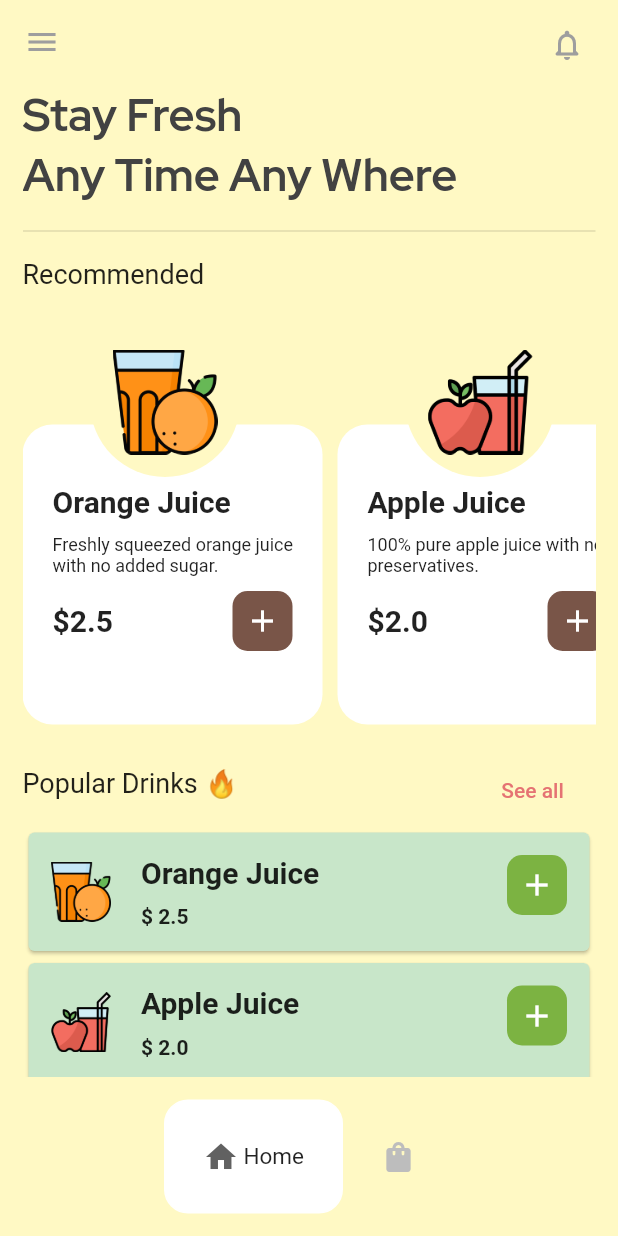
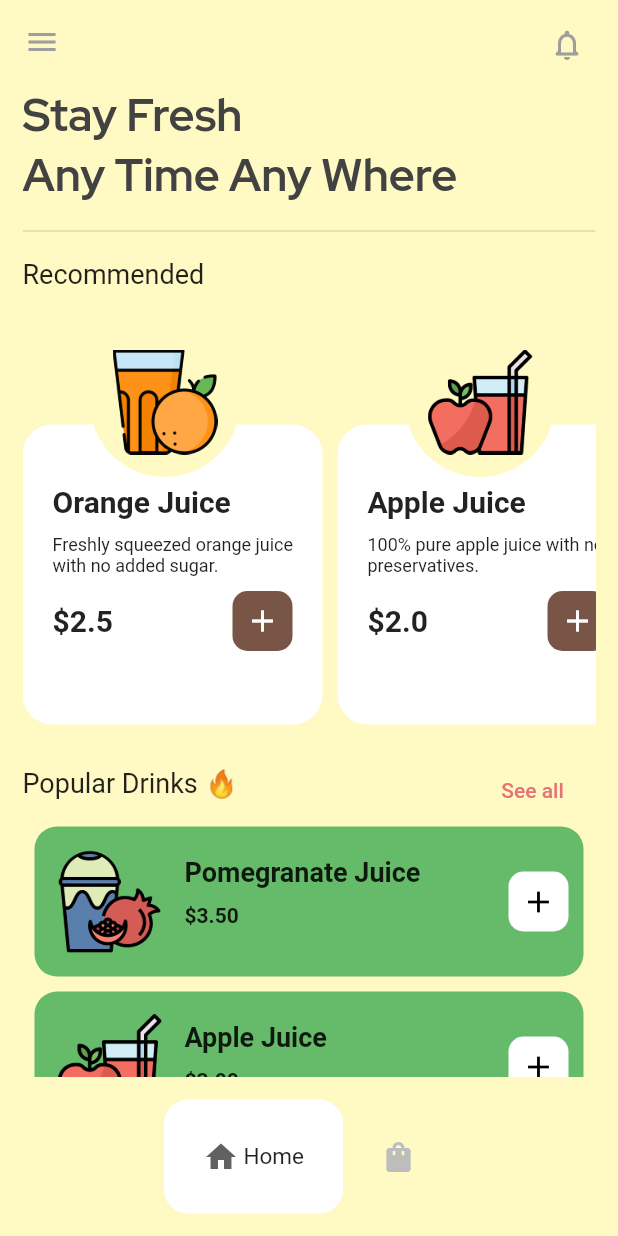
Before and after one commit to Saon00/juice-bar, a Flutter app: the screen it shows after launch, on a phone screen of 412 x 824 dp. Run offline on Flutter 3.47's test engine with Material 2 defaults, Android fonts, the phone set to English and light mode, and no system bars; drawn by our look-alikes of google_nav_bar; our stand-ins replace flutter_svg, get, google_fonts; Roboto replaces fonts that are missing (Ubuntu).

Commit message:
popular drinks widget fixed

```diff
--- a/lib/screens/display_screen.dart
+++ b/lib/screens/display_screen.dart
@@ -14,7 +14,7 @@ class DisplayScreen extends StatefulWidget {
 class _DisplayScreenState extends State<DisplayScreen> {
   @override
   void initState() {
-    Future.delayed(const Duration(seconds: 3))
+    Future.delayed(const Duration(seconds: 0))
         .then((value) => Get.to(() => const MainNavScreen()));
     super.initState();
   }
--- a/lib/screens/home_screen.dart
+++ b/lib/screens/home_screen.dart
@@ -5,6 +5,7 @@ import 'package:flutter/services.dart';
 import 'package:get/get.dart';
 import 'package:google_fonts/google_fonts.dart';
 import 'package:juicebar/screens/see_all_screen.dart';
+import 'package:juicebar/widgets/popular_widgets.dart';
 
 import '../widgets/recommended_widgets.dart';
 
@@ -121,86 +122,88 @@ class _HomeScreenState extends State<HomeScreen> {
                 ],
               ),
 
-              SingleChildScrollView(
-                scrollDirection: Axis.vertical,
-                child: ListView.builder(
-                    shrinkWrap: true,
-                    scrollDirection: Axis.vertical,
-                    itemCount: _list.length ~/ 2,
-                    itemBuilder: (context, index) {
-                      return Card(
-                        color: Colors.green.shade100,
-                        child: Padding(
-                          padding: const EdgeInsets.all(15.0),
-                          child: Row(
-                            crossAxisAlignment: CrossAxisAlignment.start,
-                            mainAxisAlignment: MainAxisAlignment.spaceBetween,
-                            children: [
-                              Row(
-                                children: [
-                                  SizedBox(
-                                    height: 40,
-                                    child:
-                                        Image.asset(_list[index]['imagePath']),
-                                  ),
-                                  const SizedBox(width: 20),
-                                  Column(
-                                    crossAxisAlignment:
-                                        CrossAxisAlignment.start,
-                                    children: [
-                                      // name
-                                      Text(
-                                        _list[index]['juiceName'],
-                                        style: GoogleFonts.ubuntu(
-                                            fontSize: 20,
-                                            fontWeight: FontWeight.bold),
-                                      ),
-                                      const SizedBox(
-                                        height: 10,
-                                      ),
+              const PopularWidgets()
 
-                                      // price
-                                      Row(
-                                        children: [
-                                          Text(
-                                            '\$ ${_list[index]['price'].toString()}',
-                                            style: GoogleFonts.ubuntu(
-                                                fontWeight: FontWeight.bold),
-                                          ),
+              // SingleChildScrollView(
+              //   scrollDirection: Axis.vertical,
+              //   child: ListView.builder(
+              //       shrinkWrap: true,
+              //       scrollDirection: Axis.vertical,
+              //       itemCount: _list.length ~/ 2,
+              //       itemBuilder: (context, index) {
+              //         return Card(
+              //           color: Colors.green.shade100,
+              //           child: Padding(
+              //             padding: const EdgeInsets.all(15.0),
+              //             child: Row(
+              //               crossAxisAlignment: CrossAxisAlignment.start,
+              //               mainAxisAlignment: MainAxisAlignment.spaceBetween,
+              //               children: [
+              //                 Row(
+              //                   children: [
+              //                     SizedBox(
+              //                       height: 40,
+              //                       child:
+              //                           Image.asset(_list[index]['imagePath']),
+              //                     ),
+              //                     const SizedBox(width: 20),
+              //                     Column(
+              //                       crossAxisAlignment:
+              //                           CrossAxisAlignment.start,
+              //                       children: [
+              //                         // name
+              //                         Text(
+              //                           _list[index]['juiceName'],
+              //                           style: GoogleFonts.ubuntu(
+              //                               fontSize: 20,
+              //                               fontWeight: FontWeight.bold),
+              //                         ),
+              //                         const SizedBox(
+              //                           height: 10,
+              //                         ),
 
-                                          // how much sales
-                                          // Text(
-                                          //   '(542)',
-                                          //   style: GoogleFonts.ubuntu(),
-                                          // ),
-                                        ],
-                                      ),
-                                    ],
-                                  ),
-                                ],
-                              ),
-                              Container(
-                                height: 40,
-                                width: 40,
-                                decoration: BoxDecoration(
-                                    borderRadius: BorderRadius.circular(10),
-                                    color: Colors.lightGreen.shade600),
-                                child: IconButton(
-                                  icon: const Icon(
-                                    Icons.add,
-                                    color: Colors.white,
-                                  ),
-                                  onPressed: () => {},
-                                ),
-                              )
-                            ],
-                          ),
+              //                         // price
+              //                         Row(
+              //                           children: [
+              //                             Text(
+              //                               '\$${_list[index]['price'].toString()}',
+              //                               style: GoogleFonts.ubuntu(
+              //                                   fontWeight: FontWeight.bold),
+              //                             ),
 
-                          // child: Text(_list[index]['juiceName']),
-                        ),
-                      );
-                    }),
-              ),
+              //                             // how much sales
+              //                             // Text(
+              //                             //   '(542)',
+              //                             //   style: GoogleFonts.ubuntu(),
+              //                             // ),
+              //                           ],
+              //                         ),
+              //                       ],
+              //                     ),
+              //                   ],
+              //                 ),
+              //                 Container(
+              //                   height: 40,
+              //                   width: 40,
+              //                   decoration: BoxDecoration(
+              //                       borderRadius: BorderRadius.circular(10),
+              //                       color: Colors.lightGreen.shade600),
+              //                   child: IconButton(
+              //                     icon: const Icon(
+              //                       Icons.add,
+              //                       color: Colors.white,
+              //                     ),
+              //                     onPressed: () => {},
+              //                   ),
+              //                 )
+              //               ],
+              //             ),
+
+              //             // child: Text(_list[index]['juiceName']),
+              //           ),
+              //         );
+              //       }),
+              // ),
             ],
           ),
         ),
--- /dev/null
+++ b/lib/widgets/popular_widgets.dart
@@ -0,0 +1,112 @@
+import 'package:flutter/material.dart';
+import 'package:google_fonts/google_fonts.dart';
+
+class PopularWidgets extends StatelessWidget {
+  const PopularWidgets({
+    super.key,
+  });
+
+  @override
+  Widget build(BuildContext context) {
+    return Column(
+      children: const [
+        PopularInsideWidget(
+            imgPath: 'assets/images/pomegranate.png',
+            juiceName: 'Pomegranate Juice',
+            juicePrice: '3.50'),
+        SizedBox(height: 10),
+        PopularInsideWidget(
+            imgPath: 'assets/images/apple.png',
+            juiceName: 'Apple Juice',
+            juicePrice: '3.00'),
+        SizedBox(height: 10),
+        PopularInsideWidget(
+            imgPath: 'assets/images/grapefruit.png',
+            juiceName: 'Grapefruit Juice',
+            juicePrice: '3.00'),
+        SizedBox(height: 10),
+        PopularInsideWidget(
+            imgPath: 'assets/images/mango.png',
+            juiceName: 'Mango Juice',
+            juicePrice: '4.00'),
+        SizedBox(height: 10),
+      ],
+    );
+  }
+}
+
+class PopularInsideWidget extends StatelessWidget {
+  const PopularInsideWidget({
+    super.key,
+    required this.imgPath,
+    required this.juiceName,
+    required this.juicePrice,
+  });
+
+  final String imgPath;
+  final String juiceName;
+  final String juicePrice;
+
+  @override
+  Widget build(BuildContext context) {
+    return Padding(
+      padding: const EdgeInsets.symmetric(horizontal: 8),
+      child: Container(
+        height: 100,
+        width: double.infinity,
+        decoration: BoxDecoration(
+            color: Colors.green.shade400,
+            borderRadius: BorderRadius.circular(15)),
+        child: Row(
+          crossAxisAlignment: CrossAxisAlignment.center,
+          mainAxisAlignment: MainAxisAlignment.spaceBetween,
+          children: [
+            Row(
+              children: [
+                Padding(
+                  padding: const EdgeInsets.all(15.0),
+                  child: Image.asset(imgPath),
+                ),
+                Padding(
+                  padding: const EdgeInsets.only(top: 20),
+                  child: Column(
+                    crossAxisAlignment: CrossAxisAlignment.start,
+                    children: [
+                      Text(
+                        juiceName,
+                        style: GoogleFonts.ubuntu(
+                            fontSize: 18, fontWeight: FontWeight.bold),
+                      ),
+                      const SizedBox(height: 10),
+                      Text(
+                        '\$$juicePrice',
+                        style: GoogleFonts.ubuntu(fontWeight: FontWeight.bold),
+                      ),
+                    ],
+                  ),
+                ),
+              ],
+            ),
+            Padding(
+              padding: const EdgeInsets.symmetric(horizontal: 10),
+              child: Container(
+                height: 40,
+                width: 40,
+                decoration: BoxDecoration(
+                    borderRadius: BorderRadius.circular(10),
+                    color: Colors.white),
+                child: IconButton(
+                  icon: const Icon(
+                    Icons.add,
+                    color: Colors.black,
+                  ),
+                  onPressed: () => {},
+                ),
+              ),
+            )
+          ],
+        ),
+      ),
+    );
+  }
+}
```
